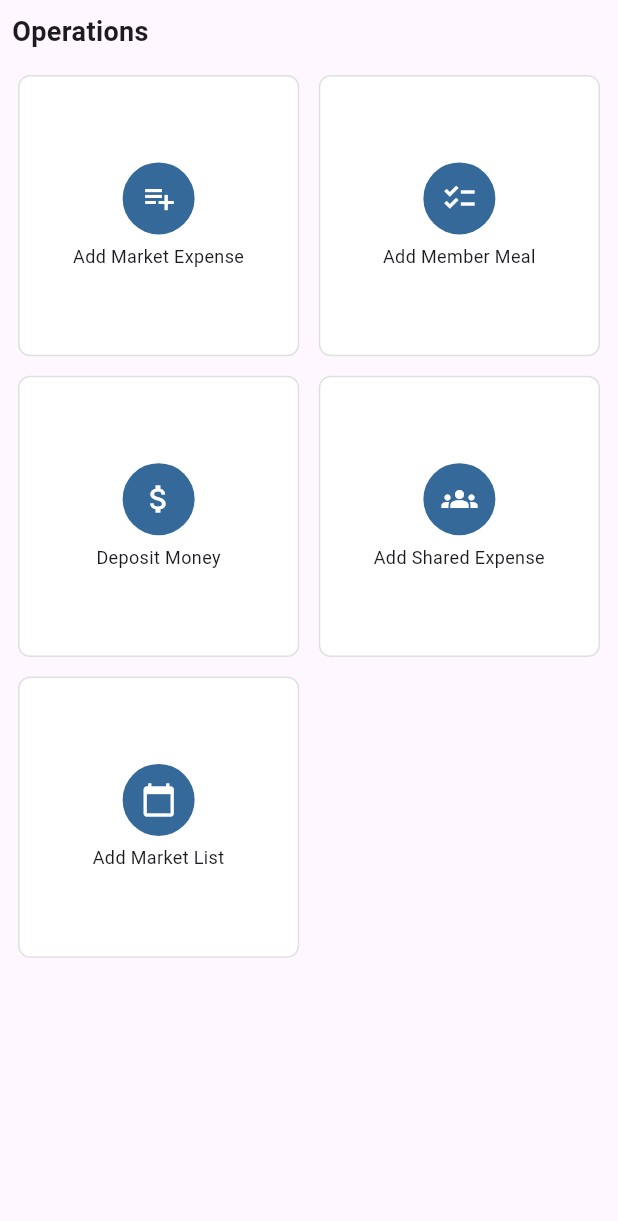
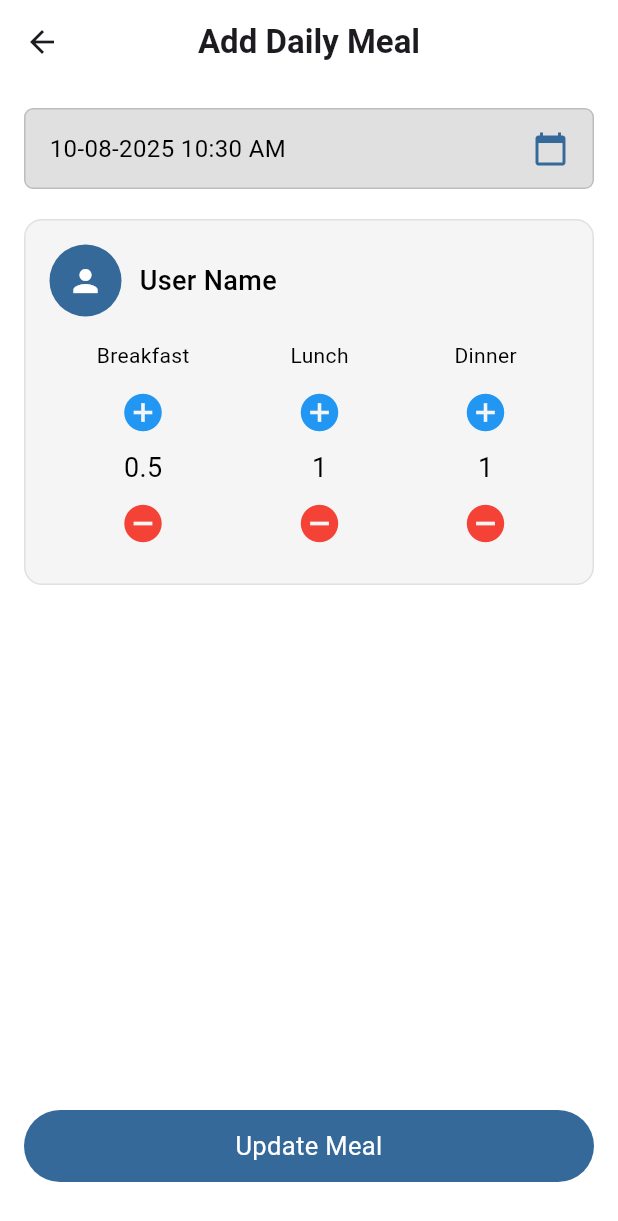
Before and after one commit to dev-rifat/meal-management-system, a Flutter app: the OperationsSection widget shown alone on an empty page, opened directly, after a tap on "Add Member Meal", on a phone screen of 412 x 824 dp. Shown: the top 1221 px of the screen. Run offline on Flutter 3.47's test engine with Material 3 defaults, Android fonts, the phone set to English and light mode, and no system bars; our stand-ins replace dropdown_button2, equatable, fl_chart, flutter_bloc, flutter_screenutil, fluttertoast and 3 more; missing offline and left inert: e_com_cub; Roboto replaces fonts that are missing (Montserrat).

Commit message:
add marl expense

```diff
--- a/lib/core/routes/app_page.dart
+++ b/lib/core/routes/app_page.dart
@@ -5,7 +5,11 @@ import 'package:mass_management/features/auth/presentation/pages/sign_in.dart';
 import 'package:mass_management/features/deashboard/pages/dashboard_screen.dart';
 import 'package:mass_management/features/main/main.dart';
 import 'package:mass_management/features/maneger/pages/add_expense.dart';
+import 'package:mass_management/features/maneger/pages/add_meal.dart' show AddMeal;
+import 'package:mass_management/features/maneger/pages/add_share_expense.dart';
 import 'package:mass_management/features/starting/view/splash_screen.dart';
+
+import '../../features/maneger/pages/epense_list.dart' show ExpenseListScreen;
 
 // Global router instance (kept alive for hot reload)
 final GoRouter appRouter = GoRouter(
@@ -25,10 +29,24 @@ final GoRouter appRouter = GoRouter(
       path: '/deashboard_screen',
       name: AppRoute.deashboard,
       builder: (_, __) => const MainNavScreen(),
+    ),
+    GoRoute(
+      path: '/add_meal_screen',
+      name: AppRoute.addExpense,
+      builder: (_, __) =>  AddExpenseScreen(),
+    ),
+    GoRoute(
+      path: '/entry_meal_screen',
+      name: AppRoute.addMeal,
+      builder: (_, __) =>  AddMeal(),
+    ), GoRoute(
+      path: '/add_share_expense_screen',
+      name: AppRoute.addShareExpense,
+      builder: (_, __) =>  AddShareExpenseScreen(),
     ),GoRoute(
-      path: '/add_meal_screen',
-      name: AppRoute.addMeal,
-      builder: (_, __) =>  AddExpenseScreen(),
+      path: '/expense_screen_list',
+      name: AppRoute.expenseList,
+      builder: (_, __) =>  ExpenseListScreen(),
     ),
   ],
 );
--- a/lib/core/routes/app_route.dart
+++ b/lib/core/routes/app_route.dart
@@ -4,6 +4,9 @@ class AppRoute {
   static String splash = "/splash";
   static String login = "/sign_in";
   static String deashboard = "/deashboard_screen";
-  static String addMeal = "/add_meal_screen";
+  static String addExpense = "/add_meal_screen";
+  static String addMeal = "/entry_meal_screen";
+  static String addShareExpense = "/add_share_expense_screen";
+  static String expenseList = "/expense_screen_list";
 
 }
--- a/lib/features/maneger/pages/add_expense.dart
+++ b/lib/features/maneger/pages/add_expense.dart
@@ -3,6 +3,7 @@ import 'package:flutter/material.dart';
 import 'package:mass_management/core/widgets/app_input_field.dart';
 import 'package:mass_management/core/widgets/custom_app_bar.dart';
 import 'package:mass_management/core/widgets/custom_app_button.dart';
+import 'package:mass_management/utils/app_color.dart';
 
 class AddExpenseScreen extends StatefulWidget {
   const AddExpenseScreen({super.key});
@@ -80,9 +81,11 @@ class _AddExpenseScreenState extends State<AddExpenseScreen> {
               maxLines: 3,
               decoration: _inputDecoration("Write details..."),
             ),
-            const SizedBox(height: 30),
+            const SizedBox(height: 50),
             CustomAppButton(
               onPressed: _submitExpense,
+
+              buttonColor: AppColor.primaryColor,
               text: "Submit Expense",
             ),
           ],
--- /dev/null
+++ b/lib/features/maneger/pages/add_meal.dart
@@ -0,0 +1,178 @@
+import 'package:flutter/material.dart';
+import 'package:mass_management/core/widgets/custom_app_bar.dart' show CustomAppBar;
+import 'package:mass_management/core/widgets/custom_app_button.dart' show CustomAppButton;
+import 'package:mass_management/utils/app_color.dart';
+
+class AddMeal extends StatefulWidget {
+  const AddMeal({super.key});
+
+  @override
+  State<AddMeal> createState() => _DailyMealEntryScreenState();
+}
+
+class _DailyMealEntryScreenState extends State<AddMeal> {
+  double breakfast = 0.5;
+  double lunch = 1;
+  double dinner = 1;
+  DateTime selectedDate = DateTime.now();
+
+  void _changeMealCount(String meal, double change) {
+    setState(() {
+      if (meal == "breakfast") {
+        breakfast = (breakfast + change).clamp(0, 99);
+      } else if (meal == "lunch") {
+        lunch = (lunch + change).clamp(0, 99);
+      } else if (meal == "dinner") {
+        dinner = (dinner + change).clamp(0, 99);
+      }
+    });
+  }
+
+  Future<void> _pickDateTime() async {
+    DateTime? pickedDate = await showDatePicker(
+      context: context,
+      initialDate: selectedDate,
+      firstDate: DateTime(2020),
+      lastDate: DateTime(2100),
+    );
+
+    if (pickedDate != null) {
+      TimeOfDay? pickedTime = await showTimePicker(
+        context: context,
+        initialTime: TimeOfDay.fromDateTime(selectedDate),
+      );
+
+      if (pickedTime != null) {
+        setState(() {
+          selectedDate = DateTime(
+            pickedDate.year,
+            pickedDate.month,
+            pickedDate.day,
+            pickedTime.hour,
+            pickedTime.minute,
+          );
+        });
+      }
+    }
+  }
+
+  @override
+  Widget build(BuildContext context) {
+    return Scaffold(
+      appBar: _appBar(),
+      body: Padding(
+        padding: const EdgeInsets.all(16.0),
+        child: Column(
+          crossAxisAlignment: CrossAxisAlignment.stretch,
+          children: [
+            // Date Selector
+            GestureDetector(
+              onTap: _pickDateTime,
+              child: Container(
+                padding: const EdgeInsets.symmetric(horizontal: 16, vertical: 14),
+                decoration: BoxDecoration(
+                  color: Colors.grey.shade300,
+                  borderRadius: BorderRadius.circular(6),
+                  border: Border.all(color: Colors.grey.shade400),
+                ),
+                child: Row(
+                  mainAxisAlignment: MainAxisAlignment.spaceBetween,
+                  children: [
+                    Text(
+                      "${selectedDate.day.toString().padLeft(2, '0')}-"
+                          "${selectedDate.month.toString().padLeft(2, '0')}-"
+                          "${selectedDate.year} "
+                          "${selectedDate.hour.toString().padLeft(2, '0')}:"
+                          "${selectedDate.minute.toString().padLeft(2, '0')} ${selectedDate.hour >= 12 ? 'PM' : 'AM'}",
+                      style: const TextStyle(fontSize: 16, color: Colors.black),
+                    ),
+                    Icon(Icons.calendar_today, color: AppColor.primaryColor),
+                  ],
+                ),
+              ),
+            ),
+            const SizedBox(height: 20),
+
+            // User Card
+            Container(
+              padding: const EdgeInsets.all(16),
+              decoration: BoxDecoration(
+                color: Colors.grey.shade100,
+                borderRadius: BorderRadius.circular(12),
+                border: Border.all(color: Colors.grey.shade300),
+              ),
+              child: Column(
+                children: [
+                  Row(
+                    children: [
+                      const CircleAvatar(
+                        radius: 24,
+                        backgroundColor: AppColor.primaryColor,
+                        child: Icon(Icons.person, color: Colors.white),
+                      ),
+                      const SizedBox(width: 12),
+                      const Text(
+                        "User Name",
+                        style: TextStyle(fontSize: 18, color: Colors.black, fontWeight: FontWeight.w500),
+                      ),
+                    ],
+                  ),
+                  const SizedBox(height: 16),
+                  Row(
+                    mainAxisAlignment: MainAxisAlignment.spaceAround,
+                    children: [
+                      mealCounter("Breakfast", breakfast, () => _changeMealCount("breakfast", 0.5), () => _changeMealCount("breakfast", -0.5)),
+                      mealCounter("Lunch", lunch, () => _changeMealCount("lunch", 0.5), () => _changeMealCount("lunch", -0.5)),
+                      mealCounter("Dinner", dinner, () => _changeMealCount("dinner", 0.5), () => _changeMealCount("dinner", -0.5)),
+                    ],
+                  ),
+                ],
+              ),
+            ),
+            const Spacer(),
+
+            // Update Button
+            CustomAppButton(
+              onPressed: _submitExpense,
+              buttonColor: AppColor.primaryColor,
+
+              text: "Update Meal",
+            ),
+            const SizedBox(height: 20),
+          ],
+        ),
+      ),
+      backgroundColor: Colors.white,
+    );
+  }
+
+  _appBar() => CustomAppBar(
+    title: "Add Daily Meal",
+    backgroundColor: Colors.white,
+  );
+
+  Widget mealCounter(String label, double value, VoidCallback onIncrement, VoidCallback onDecrement) {
+    return Column(
+      children: [
+        Text(label, style: const TextStyle(fontSize: 14, color: Colors.black)),
+        const SizedBox(height: 4),
+        IconButton(
+          icon: const Icon(Icons.add_circle, color: Colors.blue,size: 30),
+          onPressed: onIncrement,
+        ),
+        Text(
+          value % 1 == 0 ? value.toInt().toString() : value.toStringAsFixed(1),
+          style: const TextStyle(fontSize: 18, color: Colors.black),
+        ),
+        IconButton(
+          icon: const Icon(Icons.remove_circle, color: Colors.red,size: 30),
+          onPressed: onDecrement,
+        ),
+      ],
+    );
+  }
+
+  _submitExpense() {
+    // Handle save/update logic here
+  }
+}
--- a/lib/features/maneger/widgets/operations.dart
+++ b/lib/features/maneger/widgets/operations.dart
@@ -11,9 +11,8 @@ class OperationsSection extends StatelessWidget {
     final List<Map<String, dynamic>> operations = [
       {'label': 'Add Market Expense', 'icon': Icons.playlist_add},
       {'label': 'Add Member Meal', 'icon': Icons.checklist},
-      {'label': 'Deposit Money', 'icon': Icons.attach_money},
       {'label': 'Add Shared Expense', 'icon': Icons.groups},
-      {'label': 'Add Market List', 'icon': Icons.calendar_today},
+      {'label': 'Expense Lists', 'icon': Icons.format_list_bulleted_rounded},
     ];
 
     return Padding(
@@ -39,12 +38,16 @@ class OperationsSection extends StatelessWidget {
             itemBuilder: (context, index) {
               final op = operations[index];
               return InkWell(
-                onTap: (){
-                  if(index==0){
+                onTap: () {
+                  if (index == 0) {
+                    context.push(AppRoute.addExpense);
+                  } else if (index == 1) {
                     context.push(AppRoute.addMeal);
-
+                  } else if (index == 2) {
+                    context.push(AppRoute.addShareExpense);
+                  } else {
+                    context.push(AppRoute.expenseList);
                   }
-
                 },
                 child: Card(
                   color: Colors.white,
```
Also changed, not shown: lib/features/maneger/pages/add_share_expense.dart (added, +188 -0 lines), lib/features/maneger/pages/epense_list.dart (added, +204 -0 lines).
